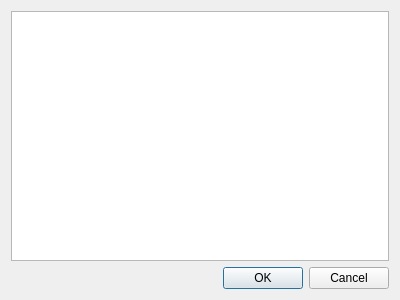
The window that src/logformatdialog.ui (agateau/lovi) describes before a commit, drawn with Qt 5.
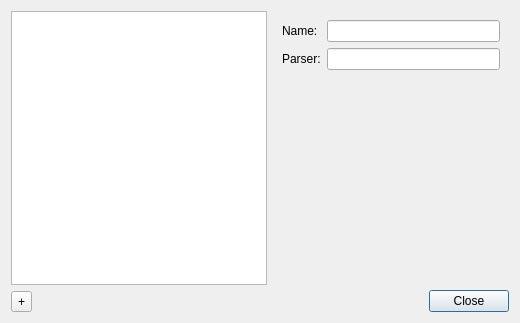
The same window after the commit. Icons and pictures are not drawn.

Commit message: Make LogFormatDialog instant-apply

Diff of the .ui file:
```diff
--- a/src/logformatdialog.ui
+++ b/src/logformatdialog.ui
@@ -6,24 +6,93 @@
    <rect>
     <x>0</x>
     <y>0</y>
-    <width>400</width>
-    <height>300</height>
+    <width>520</width>
+    <height>323</height>
    </rect>
   </property>
   <property name="windowTitle">
    <string>Select Log Format</string>
   </property>
-  <layout class="QVBoxLayout" name="verticalLayout">
-   <item>
-    <widget class="QListView" name="listView"/>
+  <layout class="QGridLayout" name="gridLayout_2">
+   <item row="0" column="0" rowspan="2">
+    <layout class="QGridLayout" name="gridLayout">
+     <item row="0" column="0" colspan="2">
+      <widget class="QListView" name="listView">
+       <property name="sizePolicy">
+        <sizepolicy hsizetype="Preferred" vsizetype="Expanding">
+         <horstretch>0</horstretch>
+         <verstretch>0</verstretch>
+        </sizepolicy>
+       </property>
+      </widget>
+     </item>
+     <item row="1" column="0">
+      <widget class="QToolButton" name="addFormatToolButton">
+       <property name="text">
+        <string>+</string>
+       </property>
+       <property name="icon">
+        <iconset theme="document-add"/>
+       </property>
+      </widget>
+     </item>
+     <item row="1" column="1">
+      <spacer name="horizontalSpacer">
+       <property name="orientation">
+        <enum>Qt::Horizontal</enum>
+       </property>
+       <property name="sizeType">
+        <enum>QSizePolicy::Minimum</enum>
+       </property>
+       <property name="sizeHint" stdset="0">
+        <size>
+         <width>40</width>
+         <height>20</height>
+        </size>
+       </property>
+      </spacer>
+     </item>
+    </layout>
    </item>
-   <item>
+   <item row="0" column="1">
+    <widget class="QWidget" name="detailContainerWidget" native="true">
+     <property name="sizePolicy">
+      <sizepolicy hsizetype="Expanding" vsizetype="Preferred">
+       <horstretch>0</horstretch>
+       <verstretch>0</verstretch>
+      </sizepolicy>
+     </property>
+     <layout class="QFormLayout" name="formLayout">
+      <item row="0" column="0">
+       <widget class="QLabel" name="label_2">
+        <property name="text">
+         <string>Name:</string>
+        </property>
+       </widget>
+      </item>
+      <item row="0" column="1">
+       <widget class="QLineEdit" name="lineEdit"/>
+      </item>
+      <item row="1" column="0">
+       <widget class="QLabel" name="label">
+        <property name="text">
+         <string>Parser:</string>
+        </property>
+       </widget>
+      </item>
+      <item row="1" column="1">
+       <widget class="QLineEdit" name="lineEdit_2"/>
+      </item>
+     </layout>
+    </widget>
+   </item>
+   <item row="1" column="1">
     <widget class="QDialogButtonBox" name="buttonBox">
      <property name="orientation">
       <enum>Qt::Horizontal</enum>
      </property>
      <property name="standardButtons">
-      <set>QDialogButtonBox::Cancel|QDialogButtonBox::Ok</set>
+      <set>QDialogButtonBox::Close</set>
      </property>
     </widget>
    </item>
```
The commit also changes 4 other files.
